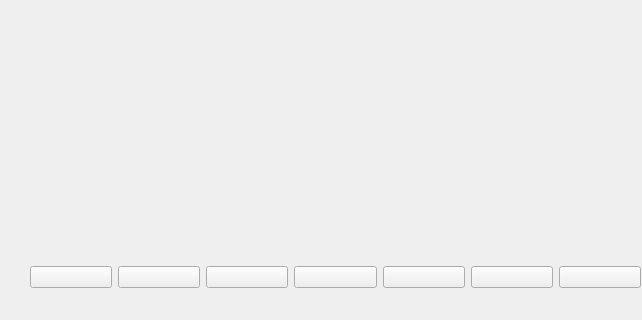
Before: the Qt Designer form mainwindow.ui in Cheng-rin12138/QtMusicPlayer, drawn with Qt 5; both pictures show x 0 to 642 and y 293 to 613 of the 958 by 613 pixel window.
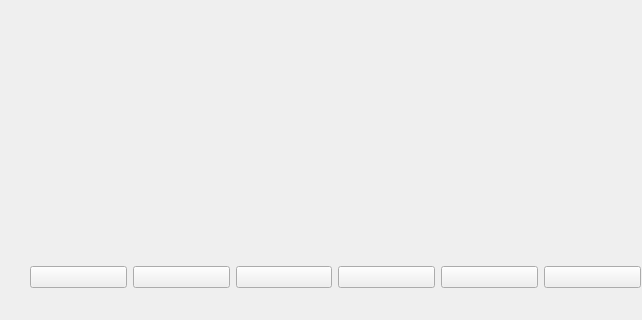
After: the same form once the commit is applied.

Patch:
```diff
--- a/mainwindow.ui
+++ b/mainwindow.ui
@@ -47,13 +47,6 @@
          </property>
         </widget>
        </item>
-       <item>
-        <widget class="QPushButton" name="pauseBtn">
-         <property name="text">
-          <string/>
-         </property>
-        </widget>
-       </item>
        <item>
         <widget class="QPushButton" name="nextBtn">
          <property name="text">
```
